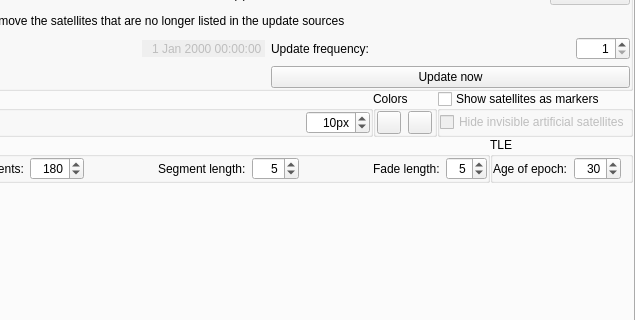
Old version of the form plugins/Satellites/src/gui/satellitesDialog.ui in the repository Stellarium/stellarium; both pictures show x 99 to 734 and y 114 to 434 of the 734 by 536 pixel window.
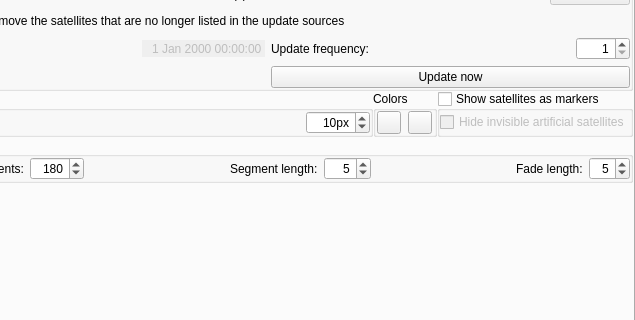
New version of the form. Icons and pictures are not drawn. Custom widgets are drawn as their Qt base class.

Commit message: Updated GUI of Satellites plugin

What changed in the file:
```diff
--- a/plugins/Satellites/src/gui/satellitesDialog.ui
+++ b/plugins/Satellites/src/gui/satellitesDialog.ui
@@ -643,53 +643,6 @@
            </layout>
           </widget>
          </item>
-         <item>
-          <widget class="QGroupBox" name="TLEGroup">
-           <property name="title">
-            <string notr="true">TLE</string>
-           </property>
-           <layout class="QGridLayout" name="gridLayout_8">
-            <property name="leftMargin">
-             <number>0</number>
-            </property>
-            <property name="topMargin">
-             <number>0</number>
-            </property>
-            <property name="bottomMargin">
-             <number>0</number>
-            </property>
-            <item row="0" column="0">
-             <widget class="QLabel" name="validAgeLabel">
-              <property name="toolTip">
-               <string>The valid time range for epoch of TLE in days, using for filter of satellites</string>
-              </property>
-              <property name="text">
-               <string>Age of epoch:</string>
-              </property>
-             </widget>
-            </item>
-            <item row="0" column="1">
-             <widget class="QSpinBox" name="validAgeSpinBox">
-              <property name="toolTip">
-               <string>The valid time range for epoch of TLE in days, using for filter of satellites</string>
-              </property>
-              <property name="alignment">
-               <set>Qt::AlignRight|Qt::AlignTrailing|Qt::AlignVCenter</set>
-              </property>
-              <property name="minimum">
-               <number>3</number>
-              </property>
-              <property name="maximum">
-               <number>720</number>
-              </property>
-              <property name="value">
-               <number>30</number>
-              </property>
-             </widget>
-            </item>
-           </layout>
-          </widget>
-         </item>
         </layout>
        </item>
        <item>
@@ -1300,6 +1253,48 @@
                </property>
               </widget>
              </item>
+             <item>
+              <spacer name="horizontalSpacer_8">
+               <property name="orientation">
+                <enum>Qt::Horizontal</enum>
+               </property>
+               <property name="sizeHint" stdset="0">
+                <size>
+                 <width>40</width>
+                 <height>20</height>
+                </size>
+               </property>
+              </spacer>
+             </item>
+             <item>
+              <widget class="QLabel" name="validAgeLabel">
+               <property name="toolTip">
+                <string>The valid time range for epoch of TLE in days, using for filter of satellites</string>
+               </property>
+               <property name="text">
+                <string>Age:</string>
+               </property>
+              </widget>
+             </item>
+             <item>
+              <widget class="QSpinBox" name="validAgeSpinBox">
+               <property name="toolTip">
+                <string>The valid time range for epoch of TLE in days, using for filter of satellites</string>
+               </property>
+               <property name="alignment">
+                <set>Qt::AlignRight|Qt::AlignTrailing|Qt::AlignVCenter</set>
+               </property>
+               <property name="minimum">
+                <number>1</number>
+               </property>
+               <property name="maximum">
+                <number>720</number>
+               </property>
+               <property name="value">
+                <number>30</number>
+               </property>
+              </widget>
+             </item>
             </layout>
            </item>
           </layout>
```
The commit also changes 2 other files.
